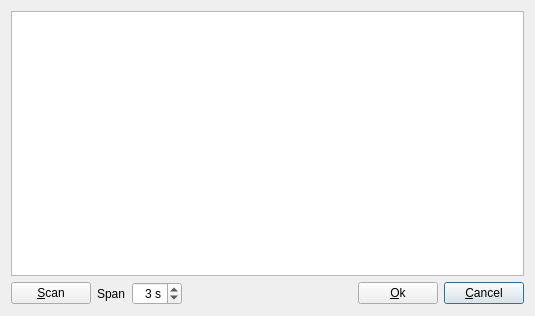
Before: the Qt Designer form src/ScanDialog.ui in huseyinkozan/softfm-gui, drawn with Qt 5.
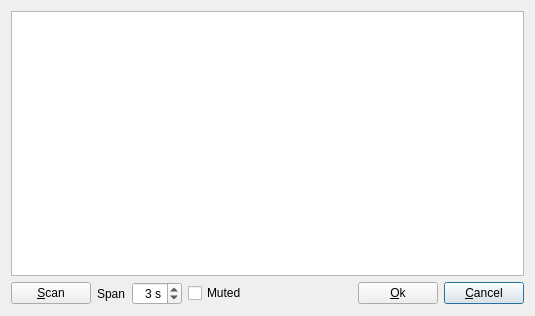
After: the same form once the commit is applied.

Commit message: Added muted scan. Fix preview.

The edit to the form file:
```diff
--- a/src/ScanDialog.ui
+++ b/src/ScanDialog.ui
@@ -68,6 +68,13 @@
        </property>
       </widget>
      </item>
+     <item>
+      <widget class="QCheckBox" name="mutedCheckBox">
+       <property name="text">
+        <string>Muted</string>
+       </property>
+      </widget>
+     </item>
      <item>
       <spacer name="horizontalSpacer">
        <property name="orientation">
```
The commit also changes 7 other files.
